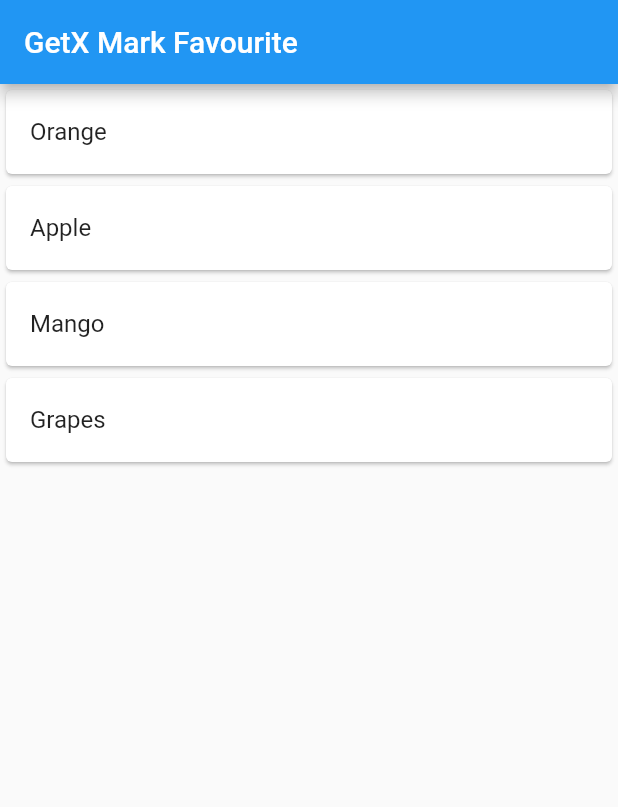
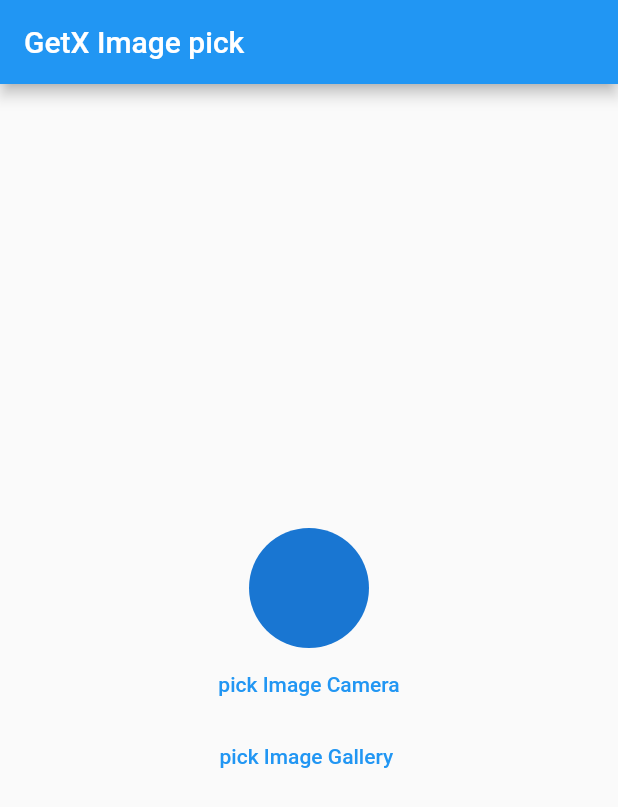
Before and after one commit to mdsomad/Flutter_Get-X_State_Management, a Flutter app: the screen it shows after launch, on a phone screen of 412 x 824 dp. Shown: the top 807 px of the screen. Run offline on Flutter 3.47's test engine with Material 2 defaults, Android fonts, the phone set to English and light mode, and no system bars; our stand-ins replace get, image_picker.

Commit message:
GetX Image Picker Complete

```diff
--- a/lib/favorite_controller.dart
+++ /dev/null
@@ -1,27 +0,0 @@
-import 'package:get/get.dart';
-
-class FavoriteController extends GetxController{
-
-
- RxList<String> fruitList = ['Orange','Apple','Mango','Grapes'].obs;
- RxList tempFruitList = [].obs;
-
-
-//TODO Create addToFavorite Function
-addToFavorite(String value){
-    tempFruitList.add(value);
-}
-
-
-
-
-//TODO Create removFromFavorite Function
-removFromFavorite(String value){
-    tempFruitList.remove(value);
-}
-
-
-
-
-
-}
--- a/lib/home_screen.dart
+++ b/lib/home_screen.dart
@@ -1,6 +1,7 @@
 import 'dart:async';
+import 'dart:io';
 import 'package:flutter/material.dart';
-import 'package:flutter_get_x_state_management/favorite_controller.dart';
+import 'package:flutter_get_x_state_management/image_picker_controller.dart';
 import 'package:get/get.dart';
 
 
@@ -18,7 +19,7 @@
 class _HomeScreenState extends State<HomeScreen> {
 
 
- FavoriteController favoriteController = Get.put(FavoriteController());    //* <-- created & initialized
+ImagePickerController imagePickerController = Get.put(ImagePickerController());    //* <-- created & initialized
 
 
 
@@ -34,34 +35,32 @@
 
     return Scaffold(
 
-      appBar: AppBar(title: Text("GetX Mark Favourite")),
+      appBar: AppBar(title: Text("GetX Image pick")),
 
-      body: ListView.builder(
-        itemCount: favoriteController.fruitList.length ,
-        itemBuilder:(context, index) {
-         return Card(
-           child: ListTile(
-            onTap: () {
+      body: Obx((){
+        return Column(
+          mainAxisAlignment: MainAxisAlignment.center,
+          crossAxisAlignment: CrossAxisAlignment.center,
+          children: [
+            Center(
+              child: CircleAvatar(
+                radius: 40,
+                backgroundImage: imagePickerController.imagePath.isNotEmpty ?
+                FileImage(File(imagePickerController.imagePath.toString())): null,
+              ),
+            ),
 
-              if(favoriteController.tempFruitList.contains(favoriteController.fruitList[index].toString())){
+            TextButton(onPressed: (){
+                 imagePickerController.getImageCamera();   //* <-- Call This getImageCamera Functon
+            }, child: Text("pick Image Camera")),
 
-                favoriteController.removFromFavorite(favoriteController.fruitList[index].toString());      //* <-- Call This removFromFavorite Function
+            TextButton(onPressed: (){
+                 imagePickerController.getImageGallery();   //* <-- Call This getImageGallery Functon
+            }, child: Text("pick Image Gallery "))
 
-              }else{
-
-                favoriteController.addToFavorite(favoriteController.fruitList[index].toString());          //* <-- Call This addToFavorite Function
-
-              }
-
-            },
-
-            title: Text(favoriteController.fruitList[index].toString()),
-            trailing:Obx(() => Icon(Icons.favorite,color: favoriteController.tempFruitList.contains(favoriteController.fruitList[index].toString()) ? Colors.red : Colors.white,),)
-           ),
-
-         );
-
-      },)
+          ],
+        );
+      })
 
 
 
@@ -71,6 +70,26 @@
   }
 
 }
+
+
+
+
+
+
+
+
+
+
+
+
+
+
+//* image picker
+//* permission Add This location --> ios/Runner/info.plist
+// <key>NSPhotoLibraryUsageDescription</key>
+// <string>App needs access to photo lib for profile images</string>
+// <key>NSCameraUsageDescription</key>
+// <string>To capture profile photo please grant camera access</string>
 
 
 
--- /dev/null
+++ b/lib/image_picker_controller.dart
@@ -0,0 +1,33 @@
+import 'package:get/get.dart';
+import 'package:image_picker/image_picker.dart';
+
+class ImagePickerController extends GetxController{
+
+RxString imagePath = ''.obs;
+
+
+//TODO Create getImageCamera Function
+ Future getImageCamera()async{
+    final ImagePicker _picker = ImagePicker();
+    final image = await _picker.pickImage(source:ImageSource.camera);
+
+    if(image != null){
+      imagePath.value = image.path.toString();
+    }
+
+ }
+
+//TODO Create getImageGallery Function
+ Future getImageGallery()async{
+    final ImagePicker _picker = ImagePicker();
+    final image = await _picker.pickImage(source:ImageSource.gallery);
+    if(image != null){
+      imagePath.value = image.path.toString();
+    }
+
+ }
+
+
+
+
+}
--- a/pubspec.yaml
+++ b/pubspec.yaml
@@ -36,6 +36,7 @@
   # Use with the CupertinoIcons class for iOS style icons.
   cupertino_icons: ^1.0.2
   get: ^4.6.5
+  image_picker: ^0.8.7+4
 
 dev_dependencies:
   flutter_test:
```
Also changed, not shown: pubspec.lock, 3 other files.
